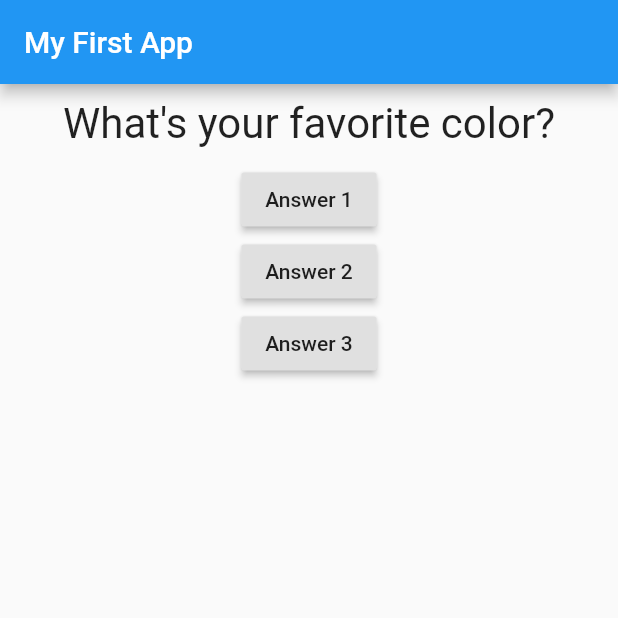
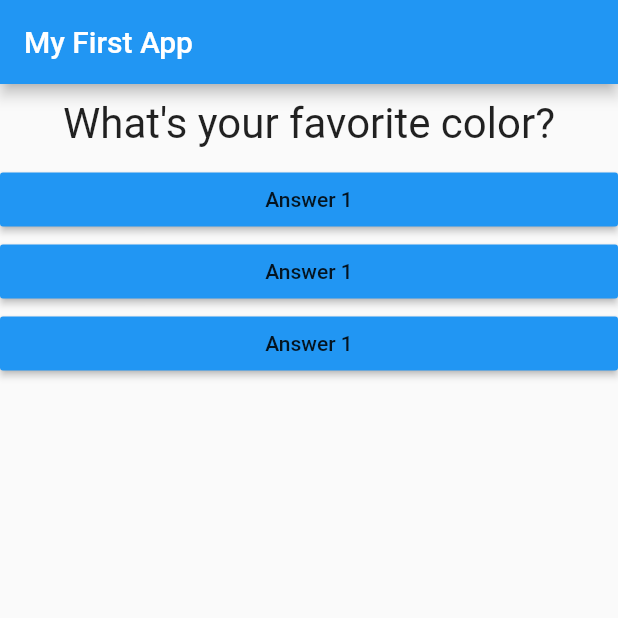
Before and after one commit to OGustavo-Silva/flutter_quizzApp, a Flutter app: the screen it shows after launch, on a phone screen of 412 x 824 dp, the top half of it. Run offline on Flutter 3.47's test engine with Material 2 defaults, Android fonts, the phone set to English and light mode, and no system bars.

Commit message:
Answer usando callback functions

```diff
--- /dev/null
+++ b/lib/answer.dart
@@ -0,0 +1,19 @@
+import 'package:flutter/material.dart';
+
+class Answer extends StatelessWidget {
+  final VoidCallback selectHandler;
+
+  Answer(this.selectHandler);
+
+  @override
+  Widget build(BuildContext context) {
+    return Container(
+      width: double.infinity,
+      child: RaisedButton(
+        color: Colors.blue,
+        child: Text('Answer 1'),
+        onPressed: selectHandler,
+      ),
+    );
+  }
+}
--- a/lib/main.dart
+++ b/lib/main.dart
@@ -1,6 +1,7 @@
 import 'package:flutter/material.dart';
 
 import './question.dart';
+import './answer.dart';
 
 void main() => runApp(MyApp());
 
@@ -34,21 +35,9 @@ class _MyAppState extends State<MyApp> {
         body: Column(
           children: [
             Question(questions[_questionIndex]),
-            RaisedButton(
-              child: Text('Answer 1'),
-              onPressed: _answerQuestion,
-            ),
-            RaisedButton(
-              child: Text('Answer 2'),
-              onPressed: () => print("Answer 2 chosen"),
-            ),
-            RaisedButton(
-              child: Text('Answer 3'),
-              onPressed: () {
-                //...
-                print("Answer 3 chosen");
-              },
-            ),
+            Answer(_answerQuestion),
+            Answer(_answerQuestion),
+            Answer(_answerQuestion),
           ],
         ),
       ),
```
